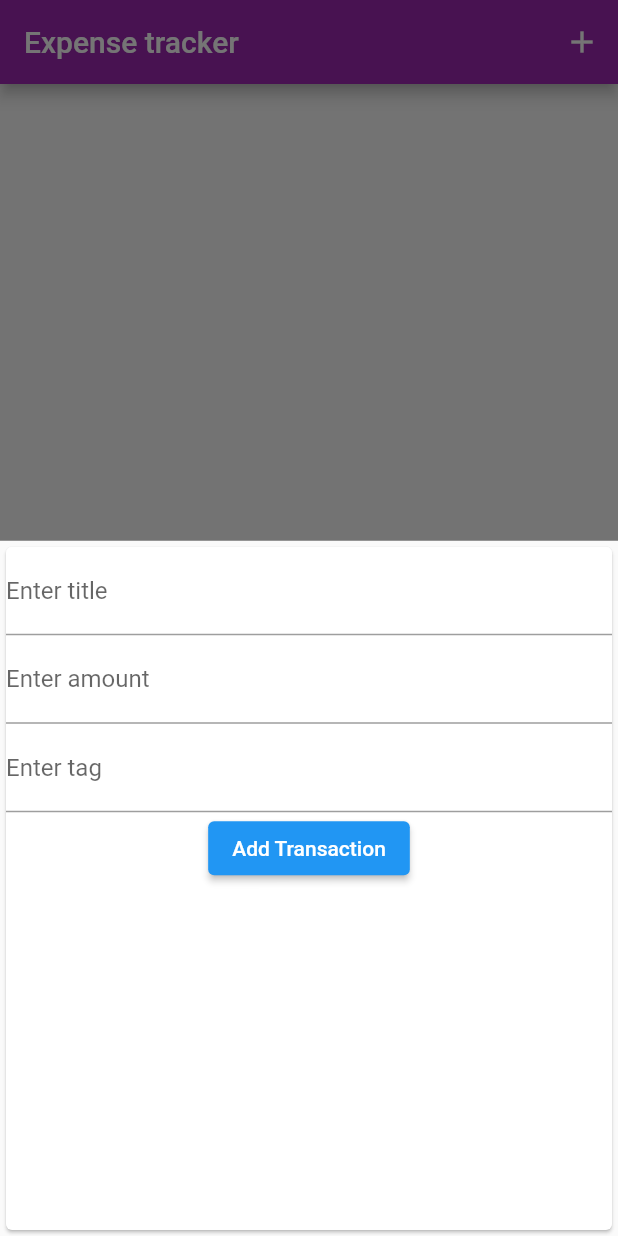
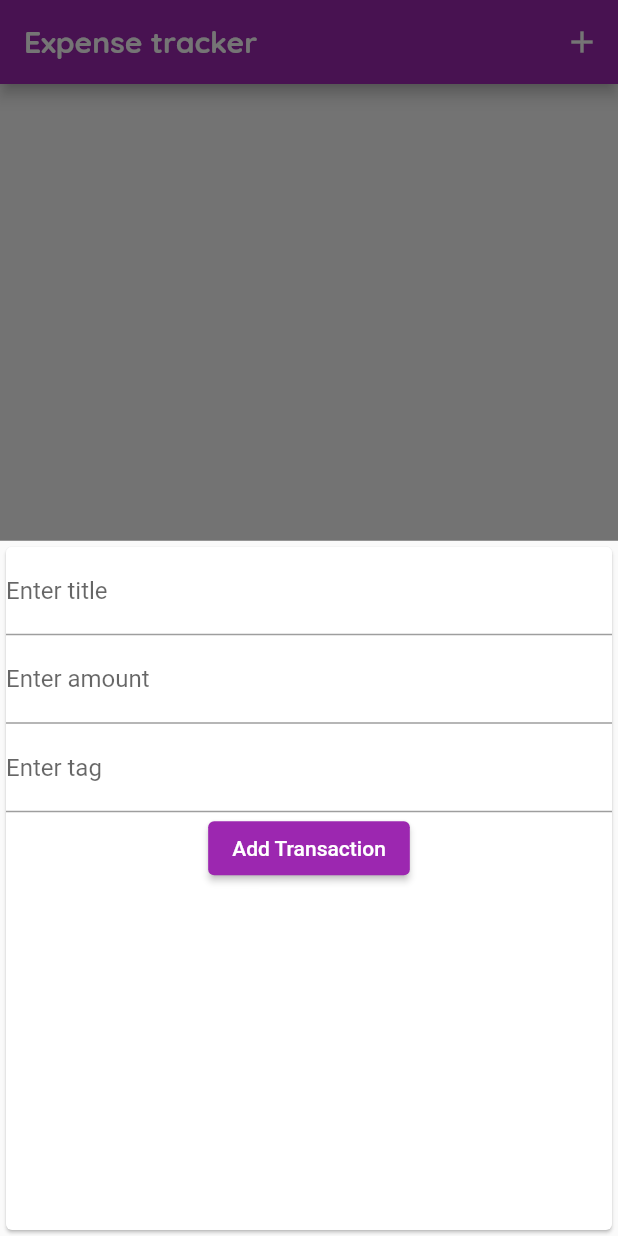
Before and after one commit to kurayami07734/FlutterProjects, a Flutter app: the screen it shows after launch, after a tap on the "add" icon, on a phone screen of 412 x 824 dp. Run offline on Flutter 3.47's test engine with Material 2 defaults, Android fonts, the light colour scheme and no system bars; our stand-ins replace audioplayers, google_fonts, rflutter_alert.

Commit message:
working on personal expenses

```diff
--- a/personal_expenses/lib/main.dart
+++ b/personal_expenses/lib/main.dart
@@ -1,24 +1,43 @@
-import 'package:flutter/gestures.dart';
 import 'package:flutter/material.dart';
-import 'package:personal_expenses/widgets/new_transaction.dart';
+import 'package:personal_expenses/widgets/transaction_list.dart';
+import './widgets/new_transaction.dart';
+import 'package:google_fonts/google_fonts.dart';
 import './models/transaction.dart';
-import './widgets/user_transactions.dart';
-import './widgets/list_item.dart';
 
 void main() {
-  runApp(MaterialApp(
-    home: MyApp(),
-  ));
+  runApp(const MyApp());
 }
 
-class MyApp extends StatefulWidget {
+class MyApp extends StatelessWidget {
   const MyApp({Key? key}) : super(key: key);
 
   @override
-  State<MyApp> createState() => _MyAppState();
+  Widget build(BuildContext context) {
+    return MaterialApp(
+      home: const MyHomePage(),
+      theme: ThemeData(
+          primarySwatch: Colors.purple,
+          textTheme: TextTheme(
+            bodyText1: GoogleFonts.openSans(fontSize: 18),
+          ),
+          appBarTheme: AppBarTheme(
+            titleTextStyle: GoogleFonts.quicksand(
+              fontSize: 20,
+              fontWeight: FontWeight.bold,
+            ),
+          )),
+    );
+  }
 }
 
-class _MyAppState extends State<MyApp> {
+class MyHomePage extends StatefulWidget {
+  const MyHomePage({Key? key}) : super(key: key);
+
+  @override
+  State<MyHomePage> createState() => _MyHomePageState();
+}
+
+class _MyHomePageState extends State<MyHomePage> {
   final List<Transaction> _txns = [];
   void _addNewTransaction(String title, double amount, String id) {
     final newTx = Transaction(
@@ -36,18 +55,17 @@ class _MyAppState extends State<MyApp> {
     showModalBottomSheet(
         context: ctx,
         builder: (_) {
-          return NewTransaction(addTx: _addNewTransaction);
+          return GestureDetector(
+            onTap: () {},
+            behavior: HitTestBehavior.opaque,
+            child: NewTransaction(addTx: _addNewTransaction),
+          );
         });
   }
 
   @override
   Widget build(BuildContext context) {
-    return MaterialApp(
-      title: 'Flutter Demo',
-      theme: ThemeData(
-        primarySwatch: Colors.purple,
-      ),
-      home: Scaffold(
+    return Scaffold(
       appBar: AppBar(
         title: Text('Expense tracker'),
         actions: [
@@ -59,12 +77,16 @@ class _MyAppState extends State<MyApp> {
           ),
         ],
       ),
+      body: Column(
+        children: [
+          TransactionList(txns: _txns),
+        ],
+      ),
       floatingActionButton: FloatingActionButton(
         onPressed: () {
           _startAddNewTransaction(context);
         },
-          child: Icon(Icons.add),
-        ),
+        child: const Icon(Icons.add),
       ),
     );
   }
--- a/personal_expenses/lib/widgets/new_transaction.dart
+++ b/personal_expenses/lib/widgets/new_transaction.dart
@@ -1,18 +1,28 @@
 import 'package:flutter/material.dart';
 
-class NewTransaction extends StatelessWidget {
+class NewTransaction extends StatefulWidget {
   final Function addTx;
   NewTransaction({Key? key, required this.addTx}) : super(key: key);
+
+  @override
+  State<NewTransaction> createState() => _NewTransactionState();
+}
+
+class _NewTransactionState extends State<NewTransaction> {
   final titleController = TextEditingController();
+
   final amountController = TextEditingController();
+
   final idController = TextEditingController();
+
   void submitData() {
     String enteredText = titleController.text;
     double enteredAmount = double.parse(amountController.text);
     String enteredId = idController.text;
     if (enteredText.isNotEmpty && enteredAmount >= 0 && enteredId.isNotEmpty) {
-      addTx(enteredText, enteredAmount, enteredId);
+      widget.addTx(enteredText, enteredAmount, enteredId);
     }
+    Navigator.of(context).pop();
   }
 
   @override
@@ -32,9 +42,10 @@ class NewTransaction extends StatelessWidget {
           TextField(
             decoration: InputDecoration(labelText: 'Enter tag'),
             controller: idController,
+            onSubmitted: (_) => submitData(),
           ),
           ElevatedButton(
-            onPressed: () => submitData(),
+            onPressed: submitData,
             child: Text('Add Transaction'),
           ),
         ],
```
Also changed, not shown: personal_expenses/pubspec.yaml (+3 -5 lines), personal_expenses/img/waiting.png (added), personal_expenses/pubspec.lock. Lines whose indentation alone changed are shown as unchanged.
